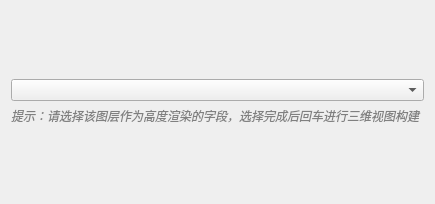
This is threedview.ui in 531985836-cpu/building_edit_manager as Qt 5 draws it before an edit. The edited form follows.
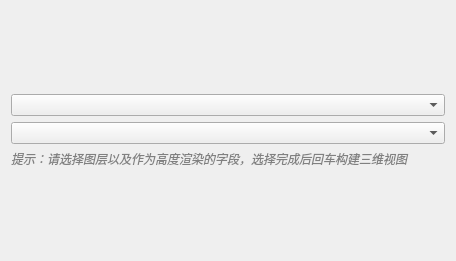
This is the edited form.

Commit message: 初步完成三维视图功能

Patch:
```diff
--- a/threedview.ui
+++ b/threedview.ui
@@ -6,15 +6,13 @@
    <rect>
     <x>0</x>
     <y>0</y>
-    <width>435</width>
-    <height>204</height>
+    <width>456</width>
+    <height>261</height>
    </rect>
   </property>
   <property name="windowTitle">
    <string>选择字段</string>
   </property>
-  <layout class="QVBoxLayout" name="verticalLayout_2">
-   <item>
     <layout class="QVBoxLayout" name="verticalLayout">
      <item>
       <spacer name="verticalSpacer">
@@ -23,12 +21,15 @@
        </property>
        <property name="sizeHint" stdset="0">
         <size>
-         <width>28</width>
-         <height>28</height>
+       <width>20</width>
+       <height>82</height>
         </size>
        </property>
       </spacer>
      </item>
+   <item>
+    <widget class="QComboBox" name="layercomboBox"/>
+   </item>
      <item>
       <widget class="QComboBox" name="comboBox"/>
      </item>
@@ -37,8 +38,11 @@
        <property name="styleSheet">
         <string notr="true">color: gray; font-style: italic;</string>
        </property>
+     <property name="lineWidth">
+      <number>1</number>
+     </property>
        <property name="text">
-        <string>提示：请选择该图层作为高度渲染的字段，选择完成后回车进行三维视图构建</string>
+      <string>提示：请选择图层以及作为高度渲染的字段，选择完成后回车构建三维视图</string>
        </property>
       </widget>
      </item>
@@ -49,13 +53,11 @@
        </property>
        <property name="sizeHint" stdset="0">
         <size>
-         <width>28</width>
-         <height>28</height>
+       <width>20</width>
+       <height>81</height>
         </size>
        </property>
       </spacer>
-     </item>
-    </layout>
    </item>
   </layout>
  </widget>
```
Lines whose indentation alone changed are shown as unchanged. The commit also changes 7 other files.
